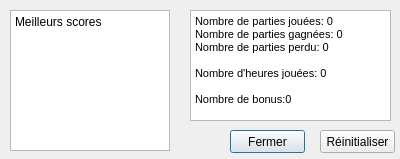
Above: Bomberman/windowstatistics.ui from druidPollux/BomberMan before the change. Below: the same form after it.
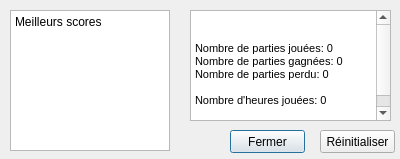
That is the form after the change.

Patch:
```diff
--- a/Bomberman/windowstatistics.ui
+++ b/Bomberman/windowstatistics.ui
@@ -69,16 +69,16 @@
    </property>
    <property name="html">
     <string>&lt;!DOCTYPE HTML PUBLIC &quot;-//W3C//DTD HTML 4.0//EN&quot; &quot;http://www.w3.org/TR/REC-html40/strict.dtd&quot;&gt;
-&lt;html&gt;&lt;head&gt;&lt;meta name=&quot;qrichtext&quot; content=&quot;1&quot; /&gt;&lt;style type=&quot;text/css&quot;&gt;
-p, li { white-space: pre-wrap; }
-&lt;/style&gt;&lt;/head&gt;&lt;body style=&quot; font-family:'MS Shell Dlg 2'; font-size:8.25pt; font-weight:400; font-style:normal;&quot;&gt;
-&lt;p style=&quot; margin-top:0px; margin-bottom:0px; margin-left:0px; margin-right:0px; -qt-block-indent:0; text-indent:0px;&quot;&gt;&lt;span style=&quot; font-size:8pt;&quot;&gt;Nombre de parties jouées: 0&lt;/span&gt;&lt;/p&gt;
-&lt;p style=&quot; margin-top:0px; margin-bottom:0px; margin-left:0px; margin-right:0px; -qt-block-indent:0; text-indent:0px;&quot;&gt;&lt;span style=&quot; font-size:8pt;&quot;&gt;Nombre de parties gagnées: 0&lt;/span&gt;&lt;/p&gt;
-&lt;p style=&quot; margin-top:0px; margin-bottom:0px; margin-left:0px; margin-right:0px; -qt-block-indent:0; text-indent:0px;&quot;&gt;&lt;span style=&quot; font-size:8pt;&quot;&gt;Nombre de parties perdu: 0&lt;/span&gt;&lt;/p&gt;
-&lt;p style=&quot;-qt-paragraph-type:empty; margin-top:0px; margin-bottom:0px; margin-left:0px; margin-right:0px; -qt-block-indent:0; text-indent:0px; font-size:8pt;&quot;&gt;&lt;br /&gt;&lt;/p&gt;
-&lt;p style=&quot; margin-top:0px; margin-bottom:0px; margin-left:0px; margin-right:0px; -qt-block-indent:0; text-indent:0px;&quot;&gt;&lt;span style=&quot; font-size:8pt;&quot;&gt;Nombre d'heures jouées: 0&lt;/span&gt;&lt;/p&gt;
-&lt;p style=&quot;-qt-paragraph-type:empty; margin-top:0px; margin-bottom:0px; margin-left:0px; margin-right:0px; -qt-block-indent:0; text-indent:0px; font-size:8pt;&quot;&gt;&lt;br /&gt;&lt;/p&gt;
-&lt;p style=&quot; margin-top:0px; margin-bottom:0px; margin-left:0px; margin-right:0px; -qt-block-indent:0; text-indent:0px;&quot;&gt;&lt;span style=&quot; font-size:8pt;&quot;&gt;Nombre de bonus:0&lt;/span&gt;&lt;/p&gt;&lt;/body&gt;&lt;/html&gt;</string>
+ &lt;html&gt;&lt;head&gt;&lt;meta name=&quot;qrichtext&quot; content=&quot;1&quot; /&gt;&lt;style type=&quot;text/css&quot;&gt;
+ p, li { white-space: pre-wrap; }
+ &lt;/style&gt;&lt;/head&gt;&lt;body style=&quot; font-family:'MS Shell Dlg 2'; font-size:8.25pt; font-weight:400; font-style:normal;&quot;&gt;
+ &lt;p style=&quot; margin-top:0px; margin-bottom:0px; margin-left:0px; margin-right:0px; -qt-block-indent:0; text-indent:0px;&quot;&gt;&lt;span style=&quot; font-size:8pt;&quot;&gt;Nombre de parties jouées: 0&lt;/span&gt;&lt;/p&gt;
+ &lt;p style=&quot; margin-top:0px; margin-bottom:0px; margin-left:0px; margin-right:0px; -qt-block-indent:0; text-indent:0px;&quot;&gt;&lt;span style=&quot; font-size:8pt;&quot;&gt;Nombre de parties gagnées: 0&lt;/span&gt;&lt;/p&gt;
+ &lt;p style=&quot; margin-top:0px; margin-bottom:0px; margin-left:0px; margin-right:0px; -qt-block-indent:0; text-indent:0px;&quot;&gt;&lt;span style=&quot; font-size:8pt;&quot;&gt;Nombre de parties perdu: 0&lt;/span&gt;&lt;/p&gt;
+ &lt;p style=&quot;-qt-paragraph-type:empty; margin-top:0px; margin-bottom:0px; margin-left:0px; margin-right:0px; -qt-block-indent:0; text-indent:0px; font-size:8pt;&quot;&gt;&lt;br /&gt;&lt;/p&gt;
+ &lt;p style=&quot; margin-top:0px; margin-bottom:0px; margin-left:0px; margin-right:0px; -qt-block-indent:0; text-indent:0px;&quot;&gt;&lt;span style=&quot; font-size:8pt;&quot;&gt;Nombre d'heures jouées: 0&lt;/span&gt;&lt;/p&gt;
+ &lt;p style=&quot;-qt-paragraph-type:empty; margin-top:0px; margin-bottom:0px; margin-left:0px; margin-right:0px; -qt-block-indent:0; text-indent:0px; font-size:8pt;&quot;&gt;&lt;br /&gt;&lt;/p&gt;
+ &lt;p style=&quot; margin-top:0px; margin-bottom:0px; margin-left:0px; margin-right:0px; -qt-block-indent:0; text-indent:0px;&quot;&gt;&lt;span style=&quot; font-size:8pt;&quot;&gt;Nombre de bonus:0&lt;/span&gt;&lt;/p&gt;&lt;/body&gt;&lt;/html&gt;</string>
    </property>
   </widget>
  </widget>
```
Lines whose indentation alone changed are shown as unchanged.
